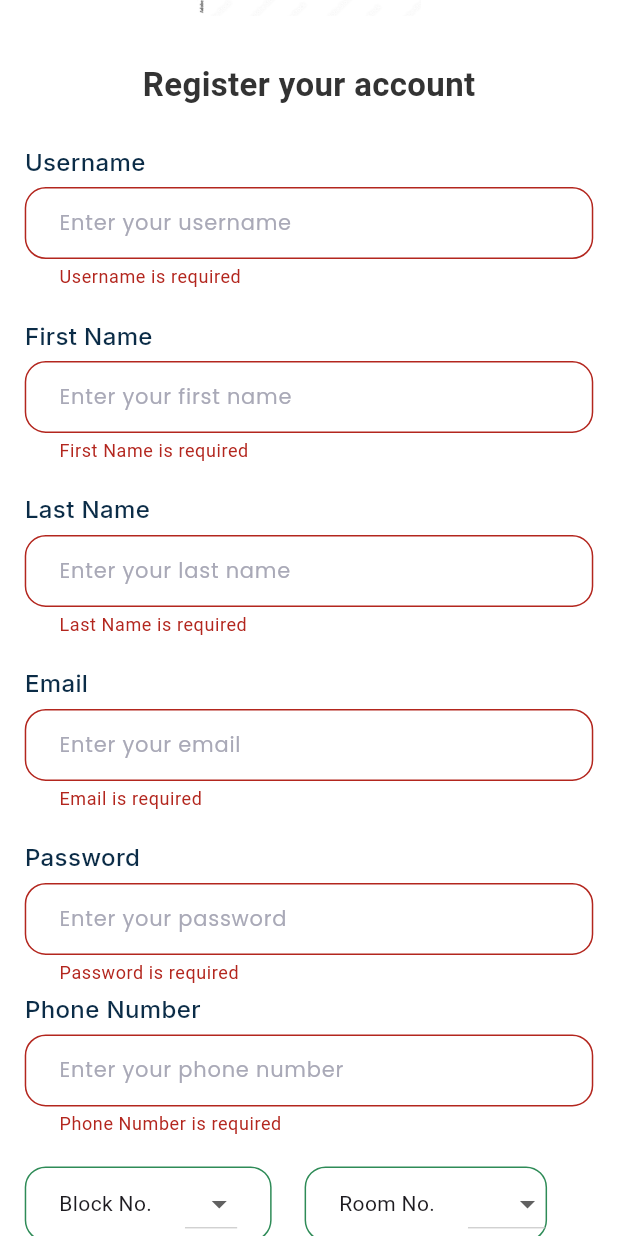
After one commit to dcaayushd/Hostel-Management_App, a Flutter app: the RegisterScreen screen opened directly, scrolled down 189 dp, after a tap on "Register", on a phone screen of 412 x 824 dp. The commit adds this screen. Run offline on Flutter 3.47's test engine with Material 3 defaults, Android fonts, the phone set to English and light mode, and no system bars; our stand-ins replace flutter_screenutil, google_fonts.

Commit message:
Register Screen Created

```diff
--- a/lib/features/auth/screens/login_screen.dart
+++ b/lib/features/auth/screens/login_screen.dart
@@ -1,5 +1,8 @@
+import 'dart:developer';
+
 import 'package:flutter/material.dart';
 import 'package:flutter_screenutil/flutter_screenutil.dart';
+import 'package:hostel_management_app/features/auth/screens/register_screen.dart';
 import 'package:hostel_management_app/theme/colors.dart';
 import 'package:hostel_management_app/theme/text_theme.dart';
 
@@ -34,11 +37,14 @@ class _LoginScreenState extends State<LoginScreen> {
       backgroundColor: Colors.white,
       body: SingleChildScrollView(
         child: Padding(
-          padding: EdgeInsets.symmetric(horizontal: 15.w, vertical: 20.h),
+          padding: EdgeInsets.symmetric(
+            horizontal: 15.w,
+            vertical: 20.h,
+          ),
           child: Form(
             key: _formKey,
             child: Column(
-              crossAxisAlignment: CrossAxisAlignment.center,
+              crossAxisAlignment: CrossAxisAlignment.start,
               children: [
                 Center(
                   child: Image.asset(
@@ -52,13 +58,18 @@ class _LoginScreenState extends State<LoginScreen> {
                   child: Text(
                     'Login to your account',
                     style: TextStyle(
-                      fontSize: 25.sp,
+                      fontSize: 20.sp,
                       color: const Color(0xff333333),
                       fontWeight: FontWeight.w700,
                     ),
                   ),
                 ),
                 heightSpacer(25),
+                Text(
+                  'Email',
+                  style: AppTextTheme.kLabelStyle,
+                ),
+                heightSpacer(15),
                 CustomTextField(
                   controller: email,
                   enabledBorder: OutlineInputBorder(
@@ -68,8 +79,20 @@ class _LoginScreenState extends State<LoginScreen> {
                     ),
                   ),
                   inputHint: 'Enter your email',
+                  validator: (value) {
+                    if (value!.isEmpty) {
+                      return 'Email is required';
+                    } else {
+                      return null;
+                    }
+                  },
                 ),
-                heightSpacer(30),
+                heightSpacer(20),
+                Text(
+                  'Password',
+                  style: AppTextTheme.kLabelStyle,
+                ),
+                heightSpacer(15),
                 CustomTextField(
                   controller: password,
                   enabledBorder: OutlineInputBorder(
@@ -79,12 +102,23 @@ class _LoginScreenState extends State<LoginScreen> {
                     ),
                   ),
                   inputHint: 'Enter your password',
+                  validator: (value) {
+                    if (value!.isEmpty) {
+                      return 'Password is required';
+                    } else {
+                      return null;
+                    }
+                  },
                 ),
                 heightSpacer(30),
                 CustomButton(
                   buttonText: 'Login',
                   buttonColor: Colors.white,
-                  onTap: () {},
+                  onTap: () {
+                    if (_formKey.currentState!.validate()) {
+                      log('validation');
+                    }
+                  },
                 ),
                 heightSpacer(10),
                 Row(
@@ -94,6 +128,12 @@ class _LoginScreenState extends State<LoginScreen> {
                     InkWell(
                       onTap: () {
                         // Register Screen
+                        Navigator.push(
+                          context,
+                          MaterialPageRoute(
+                            builder: (context) => const RegisterScreen(),
+                          ),
+                        );
                       },
                       child: Text(
                         'Register',
--- /dev/null
+++ b/lib/features/auth/screens/register_screen.dart
@@ -0,0 +1,425 @@
+import 'dart:developer';
+
+import 'package:flutter/material.dart';
+import 'package:flutter_screenutil/flutter_screenutil.dart';
+import 'package:hostel_management_app/common/spacing.dart';
+import 'package:hostel_management_app/features/auth/screens/login_screen.dart';
+import 'package:hostel_management_app/theme/colors.dart';
+
+import '../../../common/constants.dart';
+import '../../../common/custom_text_field.dart';
+import '../../../theme/text_theme.dart';
+import '../widgets/custom_button.dart';
+
+class RegisterScreen extends StatefulWidget {
+  const RegisterScreen({super.key});
+
+  @override
+  State<RegisterScreen> createState() => _RegisterScreenState();
+}
+
+class _RegisterScreenState extends State<RegisterScreen> {
+  static final _formKey = GlobalKey<FormState>();
+  TextEditingController email = TextEditingController();
+  TextEditingController password = TextEditingController();
+  TextEditingController username = TextEditingController();
+  TextEditingController firstName = TextEditingController();
+  TextEditingController lastName = TextEditingController();
+  TextEditingController phoneNumber = TextEditingController();
+
+  String? selectedBlock;
+  String? selectedRoom;
+
+  List<String> blockOptions = ['A', 'B'];
+  List<String> roomOptionsA = [
+    '101',
+    '102',
+    '103',
+    '104',
+    '105',
+    '106',
+    '107',
+    '108',
+    '109',
+    '110',
+    '111',
+    '112',
+    '113',
+    '114',
+    '115',
+    '116',
+    '117',
+    '118',
+    '119',
+    '120',
+    '201',
+    '202',
+    '203',
+    '204',
+    '205',
+    '206',
+    '207',
+    '208',
+    '209',
+    '210',
+    '211',
+    '212',
+    '213',
+    '214',
+    '215',
+    '216',
+    '217',
+    '218',
+    '219',
+    '220',
+  ];
+  List<String> roomOptionsB = [
+    '301',
+    '302',
+    '303',
+    '304',
+    '305',
+    '306',
+    '307',
+    '308',
+    '309',
+    '310',
+    '311',
+    '312',
+    '313',
+    '314',
+    '315',
+    '316',
+    '317',
+    '318',
+    '319',
+    '320',
+    '401',
+    '402',
+    '403',
+    '404',
+    '405',
+    '406',
+    '407',
+    '408',
+    '409',
+    '410',
+    '411',
+    '412',
+    '413',
+    '414',
+    '415',
+    '416',
+    '417',
+    '418',
+    '419',
+    '420',
+  ];
+
+  @override
+  void dispose() {
+    email.dispose();
+    password.dispose();
+    username.dispose();
+    firstName.dispose();
+    lastName.dispose();
+    phoneNumber.dispose();
+    super.dispose();
+  }
+
+  @override
+  Widget build(BuildContext context) {
+    return Scaffold(
+      backgroundColor: AppColors.kBackgroundColor,
+      body: SingleChildScrollView(
+        child: Padding(
+          padding: EdgeInsets.symmetric(
+            horizontal: 15.w,
+            vertical: 10.h,
+          ),
+          child: Form(
+            key: _formKey,
+            child: Column(
+              crossAxisAlignment: CrossAxisAlignment.start,
+              children: [
+                heightSpacer(40),
+                Center(
+                  child: Image.asset(
+                    AppConstants.logo,
+                    width: 150.w,
+                    height: 150.h,
+                  ),
+                ),
+                heightSpacer(30),
+                Align(
+                  alignment: Alignment.center,
+                  child: Text(
+                    'Register your account',
+                    style: TextStyle(
+                      fontSize: 20.sp,
+                      color: const Color(0xff333333),
+                      fontWeight: FontWeight.w700,
+                    ),
+                  ),
+                ),
+                heightSpacer(25),
+                Text(
+                  'Username',
+                  style: AppTextTheme.kLabelStyle,
+                ),
+                CustomTextField(
+                  controller: username,
+                  enabledBorder: OutlineInputBorder(
+                    borderRadius: BorderRadius.circular(14),
+                    borderSide: const BorderSide(
+                      color: Color(0xffd1d8ff),
+                    ),
+                  ),
+                  inputHint: 'Enter your username',
+                  validator: (value) {
+                    if (value!.isEmpty) {
+                      return 'Username is required';
+                    } else {
+                      return null;
+                    }
+                  },
+                ),
+                heightSpacer(15),
+                Text(
+                  'First Name',
+                  style: AppTextTheme.kLabelStyle,
+                ),
+                CustomTextField(
+                  controller: firstName,
+                  enabledBorder: OutlineInputBorder(
+                    borderRadius: BorderRadius.circular(14),
+                    borderSide: const BorderSide(
+                      color: Color(0xffd1d8ff),
+                    ),
+                  ),
+                  inputHint: 'Enter your first name',
+                  validator: (value) {
+                    if (value!.isEmpty) {
+                      return 'First Name is required';
+                    } else {
+                      return null;
+                    }
+                  },
+                ),
+                heightSpacer(15),
+                Text(
+                  'Last Name',
+                  style: AppTextTheme.kLabelStyle,
+                ),
+                CustomTextField(
+                  controller: lastName,
+                  enabledBorder: OutlineInputBorder(
+                    borderRadius: BorderRadius.circular(14),
+                    borderSide: const BorderSide(
+                      color: Color(0xffd1d8ff),
+                    ),
+                  ),
+                  inputHint: 'Enter your last name',
+                  validator: (value) {
+                    if (value!.isEmpty) {
+                      return 'Last Name is required';
+                    } else {
+                      return null;
+                    }
+                  },
+                ),
+                heightSpacer(15),
+                Text(
+                  'Email',
+                  style: AppTextTheme.kLabelStyle,
+                ),
+                CustomTextField(
+                  controller: email,
+                  enabledBorder: OutlineInputBorder(
+                    borderRadius: BorderRadius.circular(14),
+                    borderSide: const BorderSide(
+                      color: Color(0xffd1d8ff),
+                    ),
+                  ),
+                  inputHint: 'Enter your email',
+                  validator: (value) {
+                    if (value!.isEmpty) {
+                      return 'Email is required';
+                    } else {
+                      return null;
+                    }
+                  },
+                ),
+                heightSpacer(15),
+                Text(
+                  'Password',
+                  style: AppTextTheme.kLabelStyle,
+                ),
+                CustomTextField(
+                  controller: password,
+                  enabledBorder: OutlineInputBorder(
+                    borderRadius: BorderRadius.circular(14),
+                    borderSide: const BorderSide(
+                      color: Color(0xffd1d8ff),
+                    ),
+                  ),
+                  inputHint: 'Enter your password',
+                  validator: (value) {
+                    if (value!.isEmpty) {
+                      return 'Password is required';
+                    } else {
+                      return null;
+                    }
+                  },
+                ),
+                Text(
+                  'Phone Number',
+                  style: AppTextTheme.kLabelStyle,
+                ),
+                CustomTextField(
+                  controller: phoneNumber,
+                  enabledBorder: OutlineInputBorder(
+                    borderRadius: BorderRadius.circular(14),
+                    borderSide: const BorderSide(
+                      color: Color(0xffd1d8ff),
+                    ),
+                  ),
+                  inputHint: 'Enter your phone number',
+                  validator: (value) {
+                    if (value!.isEmpty) {
+                      return 'Phone Number is required';
+                    } else {
+                      return null;
+                    }
+                  },
+                ),
+                heightSpacer(15),
+                Row(
+                  children: [
+                    Container(
+                      height: 50.h,
+                      decoration: ShapeDecoration(
+                        shape: RoundedRectangleBorder(
+                          side: const BorderSide(
+                            width: 1,
+                            color: Color(
+                              0xff2e8b57,
+                            ),
+                          ),
+                          borderRadius: BorderRadius.circular(14.r),
+                        ),
+                      ),
+                      child: Row(
+                        children: [
+                          widthSpacer(20),
+                          const Text('Block No.'),
+                          widthSpacer(20),
+                          DropdownButton(
+                            value: selectedBlock,
+                            onChanged: (String? newValue) {
+                              setState(
+                                () {
+                                  // selectedBlock = newValue!;
+                                  selectedBlock = newValue;
+                                  selectedRoom = null;
+                                },
+                              );
+                            },
+                            items: blockOptions.map((String block) {
+                              return DropdownMenuItem(
+                                value: block,
+                                child: Text(block),
+                              );
+                            }).toList(),
+                          ),
+                          widthSpacer(20),
+                        ],
+                      ),
+                    ),
+                    widthSpacer(20),
+                    Container(
+                      height: 50.h,
+                      decoration: ShapeDecoration(
+                        shape: RoundedRectangleBorder(
+                          side: const BorderSide(
+                            width: 1,
+                            color: Color(
+                              0xff2e8b57,
+                            ),
+                          ),
+                          borderRadius: BorderRadius.circular(14.r),
+                        ),
+                      ),
+                      child: Row(
+                        children: [
+                          widthSpacer(20),
+                          const Text('Room No.'),
+                          widthSpacer(20),
+                          DropdownButton<String>(
+                            value: selectedRoom,
+                            onChanged: (String? newValue) {
+                              setState(
+                                () {
+                                  selectedRoom = newValue;
+                                },
+                              );
+                            },
+                            items: (selectedBlock == 'A'
+                                    ? roomOptionsA
+                                    : roomOptionsB)
+                                .map((String room) {
+                              return DropdownMenuItem<String>(
+                                value: room,
+                                child: Text(room),
+                              );
+                            }).toList(),
+                          ),
+                        ],
+                      ),
+                    ),
+                  ],
+                ),
+                heightSpacer(25),
+                CustomButton(
+                  buttonText: 'Register',
+                  onTap: () {
+                    log('$selectedBlock');
+                    log('$selectedRoom');
+                    if (_formKey.currentState!.validate()) {
+                      log('validation');
+                    }
+                  },
+                ),
+                heightSpacer(10),
+                Row(
+                  mainAxisAlignment: MainAxisAlignment.center,
+                  children: [
+                    const Text('Have an account? '),
+                    InkWell(
+                      onTap: () {
+                        // Login Screen
+                        Navigator.push(
+                          context,
+                          MaterialPageRoute(
+                            builder: (context) => const LoginScreen(),
+                          ),
+                        );
+                      },
+                      child: Text(
+                        'Login',
+                        style: AppTextTheme.kLabelStyle.copyWith(
+                          fontSize: 14.sp,
+                          color: AppColors.kGreenColor,
+                        ),
+                      ),
+                    ),
+                  ],
+                ),
+              ],
+            ),
+          ),
+        ),
+      ),
+    );
+  }
+}
--- a/lib/features/auth/widgets/custom_button.dart
+++ b/lib/features/auth/widgets/custom_button.dart
@@ -18,7 +18,9 @@ class CustomButton extends StatelessWidget {
 
   @override
   Widget build(BuildContext context) {
-    return Container(
+    return GestureDetector(
+      onTap: onTap,
+      child: Container(
         width: double.maxFinite,
         height: 50.h,
         decoration: BoxDecoration(
@@ -32,6 +34,7 @@ class CustomButton extends StatelessWidget {
                 color: buttonColor ?? AppColors.kLight, fontSize: size ?? 16),
           ),
         ),
+      ),
     );
   }
 }
```
Lines whose indentation alone changed are shown as unchanged.
